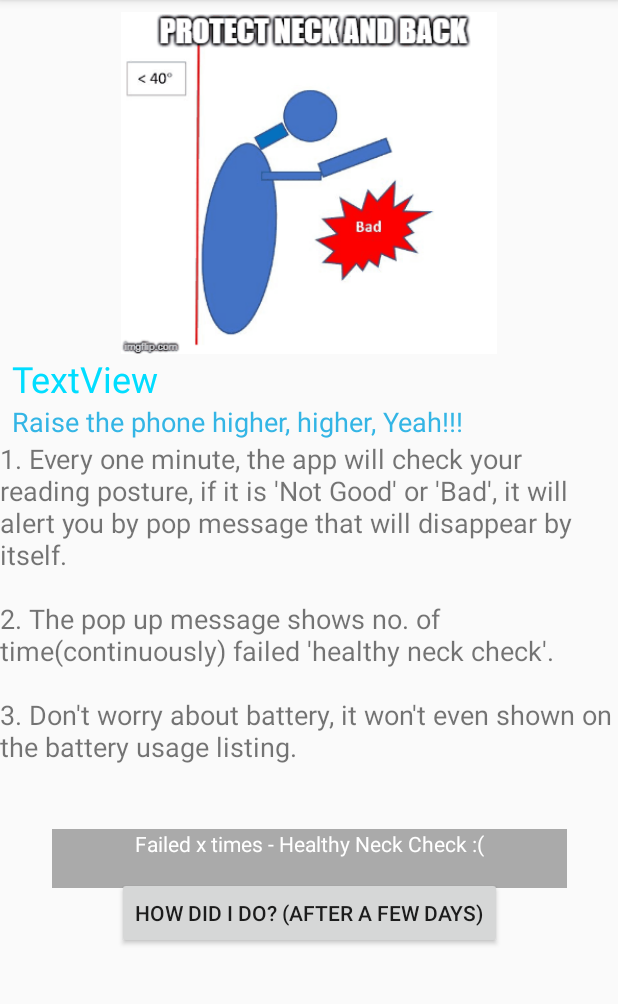
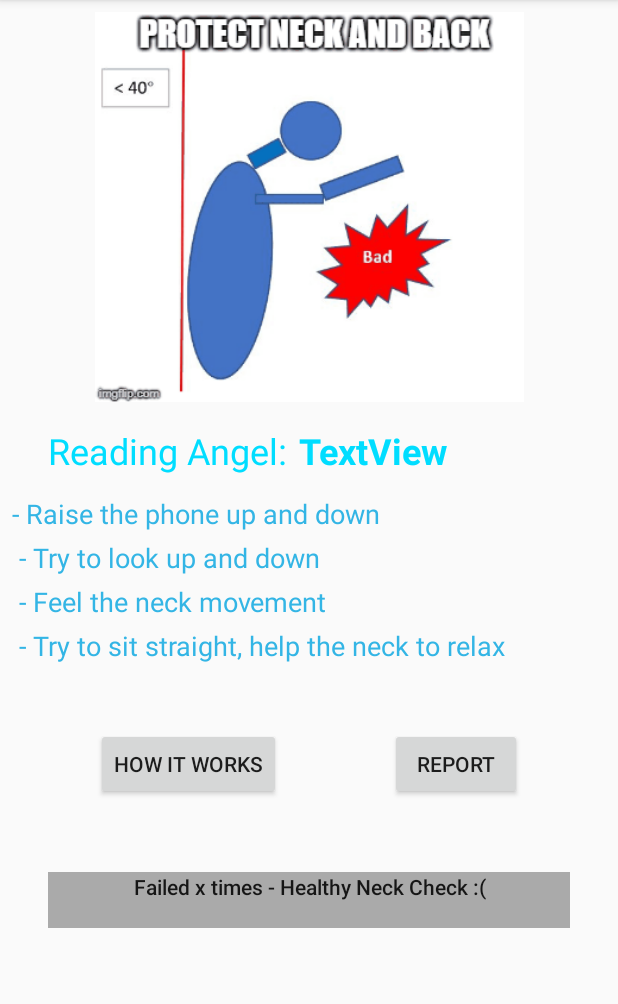
Before and after one commit to nihallo/DoctorPhone, an Android app: the screen it shows after launch (Onboarding), on a phone screen of 412 x 824 dp, the part 84-1088 px from its top. Run offline under Robolectric (Android 15) with nearby library versions, the phone set to English and light mode, and no system bars.

Commit message:
added call to action on onboarding screen. added how it works screen

```diff
--- a/app/src/main/java/com/niuniusolutions/healthyniu/Onboarding.java
+++ b/app/src/main/java/com/niuniusolutions/healthyniu/Onboarding.java
@@ -5,11 +5,13 @@ import android.hardware.Sensor;
 import android.hardware.SensorEvent;
 import android.hardware.SensorEventListener;
 import android.hardware.SensorManager;
+import android.os.Handler;
 import android.support.v7.app.AppCompatActivity;
 import android.os.Bundle;
 import android.util.Log;
 import android.view.View;
 import android.widget.Button;
+import android.widget.ProgressBar;
 import android.widget.TextView;
 import android.widget.Toast;
 
@@ -22,7 +24,11 @@ public class Onboarding extends AppCompatActivity implements SensorEventListener
     private TextView mDegreeText;
     private TextView mToastMsgText;
     private Button mStartButton;
+    private Button mHowItWorks;
     private FirebaseAnalytics mFirebaseAnalytics;
+
+    private int inclination;
+
 
     @Override
     protected void onCreate(Bundle savedInstanceState) {
@@ -37,10 +43,12 @@ public class Onboarding extends AppCompatActivity implements SensorEventListener
         mSensor =mSM.getDefaultSensor(Sensor.TYPE_ACCELEROMETER);
         mSM.registerListener(this,mSensor,SensorManager.SENSOR_DELAY_NORMAL);
 
-        mDegreeText = (TextView) findViewById(R.id.mDegreeText);
-        mToastMsgText = (TextView) findViewById(R.id.toastMsgText);
-        mStartButton = (Button) findViewById(R.id.mStartButton);
+        mDegreeText = findViewById(R.id.mDegreeText);
+        mToastMsgText = findViewById(R.id.toastMsgText);
+        mStartButton =  findViewById(R.id.mStartButton);
+        mHowItWorks =  findViewById(R.id.mHowItWorks);
         mFirebaseAnalytics = FirebaseAnalytics.getInstance(this);
+
 
         mStartButton.setOnClickListener(new View.OnClickListener() {
             @Override
@@ -61,6 +69,23 @@ public class Onboarding extends AppCompatActivity implements SensorEventListener
             }
         });
 
+        mHowItWorks.setOnClickListener(new View.OnClickListener() {
+            @Override
+            public void onClick(View view) {
+                Bundle bundle = new Bundle();
+                bundle.putString(FirebaseAnalytics.Param.ITEM_ID, String.valueOf(mHowItWorks.getId()));
+                bundle.putString(FirebaseAnalytics.Param.ITEM_NAME, mHowItWorks.getText().toString());
+                bundle.putString(FirebaseAnalytics.Param.CONTENT_TYPE, "How it works button on first screen");
+                mFirebaseAnalytics.logEvent(FirebaseAnalytics.Event.SELECT_CONTENT, bundle);
+
+                Intent intent = new Intent(Onboarding.this,HowItWorks.class);
+                Onboarding.this.startActivity(intent);
+
+            }
+        });
+
+
+
     }
 
     @Override
@@ -72,19 +97,18 @@ public class Onboarding extends AppCompatActivity implements SensorEventListener
         g[0]=g[0]/norm_Of_g;
         g[1]=g[1]/norm_Of_g;
         g[2]=g[2]/norm_Of_g;
-        int inclination = (int) Math.round(Math.toDegrees(Math.acos(g[2])));
-        if (inclination <30) {
-            mDegreeText.setText("Reading Posture: " + "Not Good");
-        } else if (inclination <70){
-            mDegreeText.setText("Reading Posture: " + "Better");
-        } else {
-            mDegreeText.setText("Reading Posture: " + "Good for Neck");
-        }
+        inclination = (int) Math.round(Math.toDegrees(Math.acos(g[2])));
+
+        mDegreeText.setText(""+inclination+"°");
+
+        //show and hide the toast text
         if (inclination<40){
             mToastMsgText.setVisibility(View.VISIBLE);
         }else {
             mToastMsgText.setVisibility(View.INVISIBLE);
         }
+
+
     }
 
     @Override
--- a/app/src/main/res/layout/activity_onboarding.xml
+++ b/app/src/main/res/layout/activity_onboarding.xml
@@ -9,14 +9,12 @@
 
     <pl.droidsonroids.gif.GifImageView
         android:id="@+id/imageView2"
-        android:layout_width="match_parent"
-        android:layout_height="228dp"
-        android:layout_marginStart="8dp"
+        android:layout_width="411dp"
+        android:layout_height="260dp"
+
         android:layout_marginTop="8dp"
-        android:layout_marginEnd="8dp"
         android:src="@drawable/lookup"
         app:layout_constraintEnd_toEndOf="parent"
-
         app:layout_constraintStart_toStartOf="parent"
         app:layout_constraintTop_toTopOf="parent" />
 
@@ -24,74 +22,63 @@
     <TextView
         android:id="@+id/mDegreeText"
         android:layout_width="0dp"
-        android:layout_height="wrap_content"
-        android:layout_marginStart="8dp"
-        android:layout_marginEnd="8dp"
+        android:layout_height="30dp"
+        android:layout_marginTop="16dp"
         android:text="TextView"
         android:textAlignment="viewStart"
         android:textAppearance="@style/TextAppearance.AppCompat.Headline"
         android:textColor="@android:color/holo_blue_bright"
+        android:textStyle="bold"
         app:layout_constraintEnd_toEndOf="parent"
-        app:layout_constraintStart_toStartOf="parent"
+        app:layout_constraintStart_toEndOf="@+id/textView2"
         app:layout_constraintTop_toBottomOf="@+id/imageView2" />
 
 
     <TextView
         android:id="@+id/textView4"
         android:layout_width="0dp"
-        android:layout_height="wrap_content"
+        android:layout_height="123dp"
         android:layout_marginStart="8dp"
+        android:layout_marginTop="16dp"
         android:layout_marginEnd="8dp"
-        android:text="@string/movePhoneUpDown"
+        android:lineSpacingExtra="8sp"
+        android:text="@string/callToAction"
         android:textAlignment="viewStart"
         android:textColor="@android:color/holo_blue_light"
         android:textSize="18sp"
         app:layout_constraintEnd_toEndOf="parent"
-        app:layout_constraintHorizontal_bias="0.504"
         app:layout_constraintStart_toStartOf="parent"
         app:layout_constraintTop_toBottomOf="@+id/mDegreeText" />
-
-    <TextView
-        android:id="@+id/textView3"
-        android:layout_width="wrap_content"
-        android:layout_height="216dp"
-        android:layout_marginStart="8dp"
-        android:layout_marginEnd="8dp"
-        android:text="@string/app_logic"
-        android:textSize="18dp"
-        app:layout_constraintEnd_toEndOf="parent"
-        app:layout_constraintStart_toStartOf="parent"
-        app:layout_constraintTop_toBottomOf="@+id/textView4" />
 
 
     <TextView
         android:id="@+id/toastMsgText"
-        android:layout_width="343dp"
-        android:layout_height="39dp"
-        android:layout_marginStart="8dp"
-        android:layout_marginEnd="8dp"
-        android:layout_marginBottom="176dp"
+        android:layout_width="0dp"
+        android:layout_height="37dp"
+        android:layout_marginStart="32dp"
+        android:layout_marginTop="8dp"
+        android:layout_marginEnd="32dp"
+        android:layout_marginBottom="8dp"
         android:background="@android:color/darker_gray"
         android:text="@string/popup_healthy_neck_failed_message"
         android:textAlignment="center"
-        android:textColor="@android:color/background_light"
+        android:textAppearance="@style/TextAppearance.AppCompat.Body2"
         app:layout_constraintBottom_toBottomOf="parent"
         app:layout_constraintEnd_toEndOf="parent"
-        app:layout_constraintStart_toStartOf="parent" />
+        app:layout_constraintStart_toStartOf="parent"
+        app:layout_constraintTop_toTopOf="@+id/imageView2"
+        app:layout_constraintVertical_bias="0.8" />
 
     <Button
         android:id="@+id/mStartButton"
         android:layout_width="wrap_content"
         android:layout_height="wrap_content"
         android:layout_marginStart="8dp"
-        android:layout_marginTop="8dp"
         android:layout_marginEnd="8dp"
-        android:text="@string/BtnTextShowReport"
-        app:layout_constraintBottom_toBottomOf="parent"
+        android:text="Report"
         app:layout_constraintEnd_toEndOf="parent"
-        app:layout_constraintStart_toStartOf="parent"
-        app:layout_constraintTop_toBottomOf="@+id/textView3"
-        app:layout_constraintVertical_bias="0.333" />
+        app:layout_constraintStart_toEndOf="@+id/mHowItWorks"
+        app:layout_constraintTop_toTopOf="@+id/mHowItWorks" />
 
 
     <android.support.constraint.Guideline
@@ -101,4 +88,30 @@
         android:orientation="horizontal"
         app:layout_constraintGuide_end="711dp" />
 
+    <Button
+        android:id="@+id/mHowItWorks"
+        android:layout_width="wrap_content"
+        android:layout_height="wrap_content"
+        android:layout_marginStart="8dp"
+        android:layout_marginTop="32dp"
+        android:layout_marginEnd="8dp"
+        android:text="how it works"
+        app:layout_constraintEnd_toStartOf="@+id/mStartButton"
+        app:layout_constraintStart_toStartOf="parent"
+        app:layout_constraintTop_toBottomOf="@+id/textView4" />
+
+    <TextView
+        android:id="@+id/textView2"
+        android:layout_width="wrap_content"
+        android:layout_height="wrap_content"
+        android:layout_marginStart="32dp"
+        android:layout_marginEnd="8dp"
+        android:text="Reading Angel:"
+        android:textAppearance="@style/TextAppearance.AppCompat.Headline"
+        android:textColor="@android:color/holo_blue_bright"
+        app:layout_constraintEnd_toStartOf="@+id/mDegreeText"
+        app:layout_constraintStart_toStartOf="parent"
+        app:layout_constraintTop_toTopOf="@+id/mDegreeText" />
+
+
 </android.support.constraint.ConstraintLayout>
--- a/app/src/main/res/values/strings.xml
+++ b/app/src/main/res/values/strings.xml
@@ -23,7 +23,6 @@
     <string name="promoteText">Running in background</string>
     <string name="raisePhone">Raise the phone higher, relax your neck.</string>
     <string name="toastMsg">Raise the phone straight up, Higher! Higher! Yeah!</string>
-    <string name="movePhoneUpDown">Raise the phone higher, higher, Yeah!!!</string>
     <string name="popup_healthy_neck_failed_message">Failed x times - Healthy Neck Check :(</string>
     <string name="BtnTextShowReport">How did i do? (After a few days)</string>
     <string name="app_logic">1. Every one minute, the app will check your reading posture, if it is \'Not Good\' or \'Bad\', it will alert you by pop message that will disappear by itself.
@@ -31,6 +30,10 @@
         \n\n3. Don\'t worry about battery, it won\'t even shown on the battery usage listing.</string>
     <string name="notification_text">Good reading posture, don\'t bend neck.</string>
     <string name="explainReportText">Angle 50-90 range is better for neck. \n>90 most likely reading while lying down.</string>
+    <string name="callToAction">- Raise the phone up and down
+        \n - Try to look up and down
+        \n - Feel the neck movement
+        \n - Try to sit straight, help the neck to relax</string>
 
 
 </resources>
```
Also changed, not shown: app/src/main/AndroidManifest.xml (+8 -5 lines), app/src/main/java/com/niuniusolutions/healthyniu/HowItWorks.java (added, +37 -0 lines), app/src/main/res/layout/activity_how_it_works.xml (added, +50 -0 lines), app/src/main/res/layout/activity_main.xml (+5 -5 lines). Lines whose indentation alone changed are shown as unchanged.
